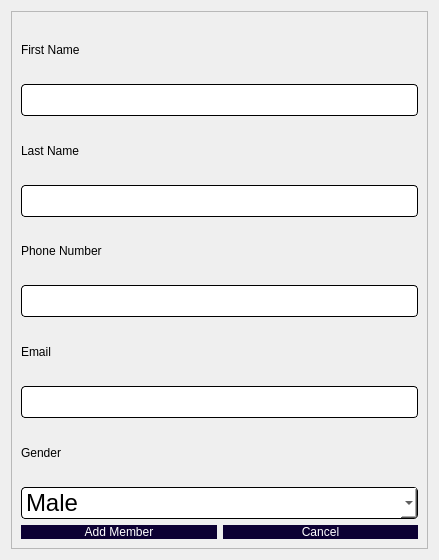
Qt form BookHaven_(library+bookshop)/addmember.ui (akibhaider/BOOK_HAVEN) before a commit.
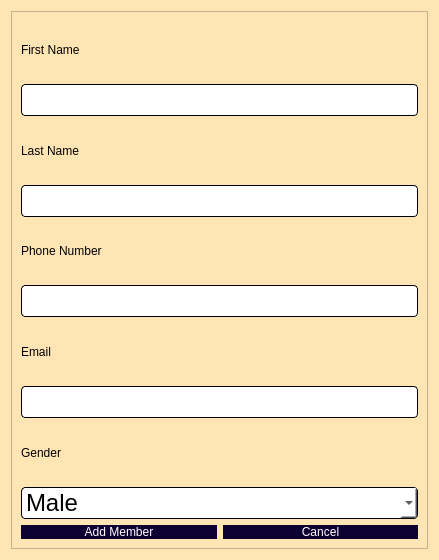
The same form after that commit.

```diff
--- a/BookHaven_(library+bookshop)/addmember.ui
+++ b/BookHaven_(library+bookshop)/addmember.ui
@@ -13,6 +13,9 @@
   <property name="windowTitle">
    <string>Dialog</string>
   </property>
+  <property name="styleSheet">
+   <string notr="true">background-color: rgb(255, 229, 180);</string>
+  </property>
   <layout class="QVBoxLayout" name="verticalLayout_3">
    <item>
     <widget class="QFrame" name="frame">
```
